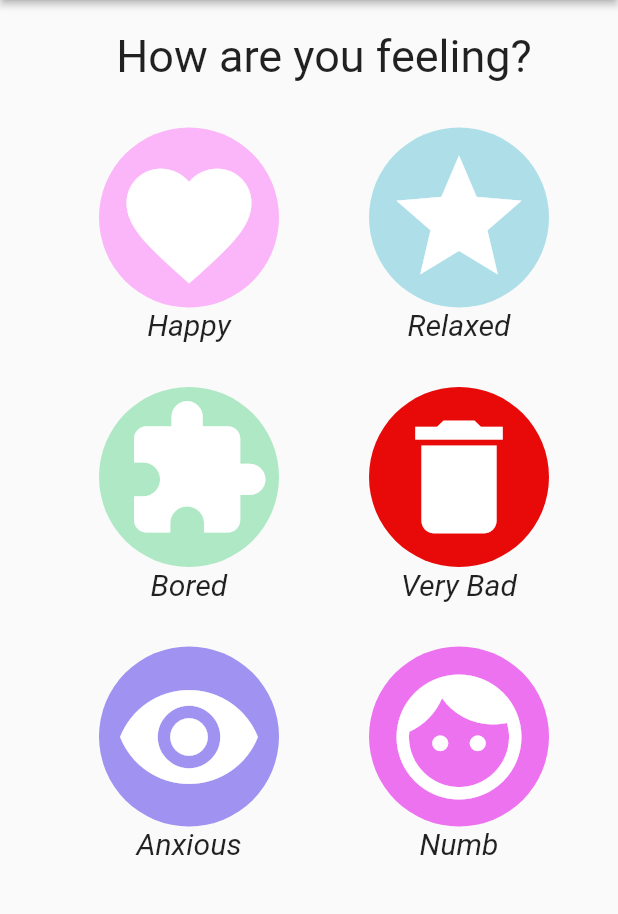
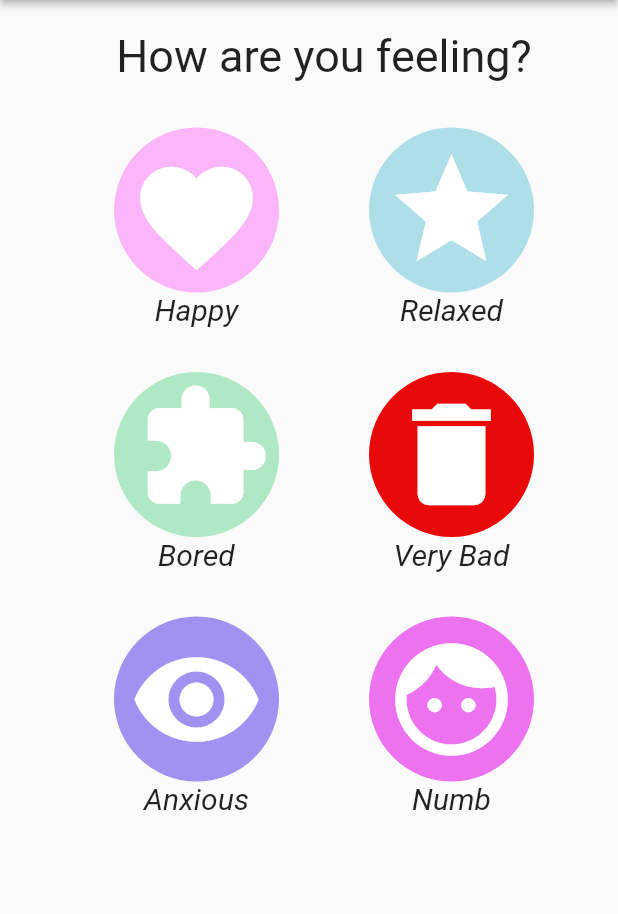
Before and after one commit to rb2750/Healphie, a Flutter app: the screen it shows after launch, on a phone screen of 412 x 824 dp, the part 84-998 px from its top. Run offline on Flutter 3.47's test engine with Material 2 defaults, Android fonts, the phone set to English and light mode, and no system bars; our stand-ins replace charts_flutter, flutter_local_notifications, shared_preferences.

Commit message:
Iphone additions - resizes etc, dateformatting 24h fix.

```diff
--- a/lib/charts.dart
+++ b/lib/charts.dart
@@ -109,7 +109,7 @@ class ChartState extends State<Charts> {
 
     SharedPreferences prefs = await SharedPreferences.getInstance();
     for (var key in prefs.getKeys()) {
-      DateTime datetime = new DateFormat("dd-MM-yyyy hh:mm:ss").parse(key);
+      DateTime datetime = new DateFormat("dd-MM-yyyy HH:mm:ss").parse(key);
       bool relevant = false;
 
       if (chartTimeScale == TimeScale.DAY) {
@@ -123,7 +123,7 @@ class ChartState extends State<Charts> {
       if (relevant) {
         Color color = Color(prefs.getInt(key));
         charts.Color chartColor = charts.Color(r: color.red, g: color.green, b: color.blue);
-        data.add(new OrdinalHappinessBar(new DateFormat("hh:mm").format(datetime), chartColor));
+        data.add(new OrdinalHappinessBar(new DateFormat("HH:mm").format(datetime), chartColor));
       }
     }
 
@@ -159,7 +159,7 @@ class ChartState extends State<Charts> {
 
     SharedPreferences prefs = await SharedPreferences.getInstance();
     for (var key in prefs.getKeys()) {
-      DateTime datetime = new DateFormat("dd-MM-yyyy hh:mm:ss").parse(key);
+      DateTime datetime = new DateFormat("dd-MM-yyyy HH:mm:ss").parse(key);
       bool relevant = false;
 
       if (chartTimeScale == TimeScale.DAY) {
--- a/lib/main.dart
+++ b/lib/main.dart
@@ -185,8 +185,8 @@ class LogHealthFragment extends StatelessWidget {
                     Column(
                       children: <Widget>[
                         new Container(
-                            width: 120,
-                            height: 120,
+                            width: 110,
+                            height: 110,
                             decoration: new BoxDecoration(
                               color: Color(EmotionColors.happyColor),
                               shape: BoxShape.circle,
@@ -196,11 +196,11 @@ class LogHealthFragment extends StatelessWidget {
                                 Icons.favorite,
                                 color: Colors.white,
                               ),
-                              iconSize: 100,
+                              iconSize: 90,
                               padding: EdgeInsets.only(top: 10),
                               onPressed: () async {
                                 final prefs = await SharedPreferences.getInstance();
-                                prefs.setInt(new DateFormat("dd-MM-yyyy hh:mm:ss").format(DateTime.now()), EmotionColors.happyColor);
+                                prefs.setInt(new DateFormat("dd-MM-yyyy HH:mm:ss").format(DateTime.now()), EmotionColors.happyColor);
                                 pageState.showCharts();
                               },
                             )),
@@ -213,8 +213,8 @@ class LogHealthFragment extends StatelessWidget {
                     Column(
                       children: <Widget>[
                         new Container(
-                            width: 120,
-                            height: 120,
+                            width: 110,
+                            height: 110,
                             decoration: new BoxDecoration(
                               color: Color(EmotionColors.relaxedColor),
                               shape: BoxShape.circle,
@@ -225,10 +225,10 @@ class LogHealthFragment extends StatelessWidget {
                                 color: Colors.white,
                               ),
                               padding: EdgeInsets.zero,
-                              iconSize: 100,
+                              iconSize: 90,
                               onPressed: () async {
                                 final prefs = await SharedPreferences.getInstance();
-                                prefs.setInt(new DateFormat("dd-MM-yyyy hh:mm:ss").format(DateTime.now()), EmotionColors.relaxedColor);
+                                prefs.setInt(new DateFormat("dd-MM-yyyy HH:mm:ss").format(DateTime.now()), EmotionColors.relaxedColor);
                                 pageState.showCharts();
                               },
                             )),
@@ -241,8 +241,8 @@ class LogHealthFragment extends StatelessWidget {
                     Column(
                       children: <Widget>[
                         new Container(
-                            width: 120,
-                            height: 120,
+                            width: 110,
+                            height: 110,
                             decoration: new BoxDecoration(
                               color: Color(EmotionColors.boredColor),
                               shape: BoxShape.circle,
@@ -253,10 +253,10 @@ class LogHealthFragment extends StatelessWidget {
                                 color: Colors.white,
                               ),
                               padding: EdgeInsets.only(left: 10, bottom: 10),
-                              iconSize: 100,
+                              iconSize: 90,
                               onPressed: () async {
                                 final prefs = await SharedPreferences.getInstance();
-                                prefs.setInt(new DateFormat("dd-MM-yyyy hh:mm:ss").format(DateTime.now()), EmotionColors.boredColor);
+                                prefs.setInt(new DateFormat("dd-MM-yyyy HH:mm:ss").format(DateTime.now()), EmotionColors.boredColor);
                                 pageState.showCharts();
                               },
                             )),
@@ -269,8 +269,8 @@ class LogHealthFragment extends StatelessWidget {
                     Column(
                       children: <Widget>[
                         new Container(
-                            width: 120,
-                            height: 120,
+                            width: 110,
+                            height: 110,
                             decoration: new BoxDecoration(
                               color: Color(EmotionColors.veryBadColor),
                               shape: BoxShape.circle,
@@ -281,10 +281,10 @@ class LogHealthFragment extends StatelessWidget {
                                 color: Colors.white,
                               ),
                               padding: EdgeInsets.zero,
-                              iconSize: 100,
+                              iconSize: 90,
                               onPressed: () async {
                                 final prefs = await SharedPreferences.getInstance();
-                                prefs.setInt(new DateFormat("dd-MM-yyyy hh:mm:ss").format(DateTime.now()), EmotionColors.veryBadColor);
+                                prefs.setInt(new DateFormat("dd-MM-yyyy HH:mm:ss").format(DateTime.now()), EmotionColors.veryBadColor);
                                 pageState.showCharts();
                               },
                             )),
@@ -297,8 +297,8 @@ class LogHealthFragment extends StatelessWidget {
                     Column(
                       children: <Widget>[
                         new Container(
-                            width: 120,
-                            height: 120,
+                            width: 110,
+                            height: 110,
                             decoration: new BoxDecoration(
                               color: Color(EmotionColors.anxiousColor),
                               shape: BoxShape.circle,
@@ -309,10 +309,10 @@ class LogHealthFragment extends StatelessWidget {
                                 color: Colors.white,
                               ),
                               padding: EdgeInsets.zero,
-                              iconSize: 100,
+                              iconSize: 90,
                               onPressed: () async {
                                 final prefs = await SharedPreferences.getInstance();
-                                prefs.setInt(new DateFormat("dd-MM-yyyy hh:mm:ss").format(DateTime.now()), EmotionColors.anxiousColor);
+                                prefs.setInt(new DateFormat("dd-MM-yyyy HH:mm:ss").format(DateTime.now()), EmotionColors.anxiousColor);
                                 pageState.showCharts();
                               },
                             )),
@@ -325,8 +325,8 @@ class LogHealthFragment extends StatelessWidget {
                     Column(
                       children: <Widget>[
                         new Container(
-                            width: 120,
-                            height: 120,
+                            width: 110,
+                            height: 110,
                             decoration: new BoxDecoration(
                               color: Color(EmotionColors.numbColor),
                               shape: BoxShape.circle,
@@ -337,10 +337,10 @@ class LogHealthFragment extends StatelessWidget {
                                 color: Colors.white,
                               ),
                               padding: EdgeInsets.zero,
-                              iconSize: 100,
+                              iconSize: 90,
                               onPressed: () async {
                                 final prefs = await SharedPreferences.getInstance();
-                                prefs.setInt(new DateFormat("dd-MM-yyyy hh:mm:ss").format(DateTime.now()), EmotionColors.numbColor);
+                                prefs.setInt(new DateFormat("dd-MM-yyyy HH:mm:ss").format(DateTime.now()), EmotionColors.numbColor);
                                 pageState.showCharts();
                               },
                             )),
```
Also changed, not shown: 7 other files.
